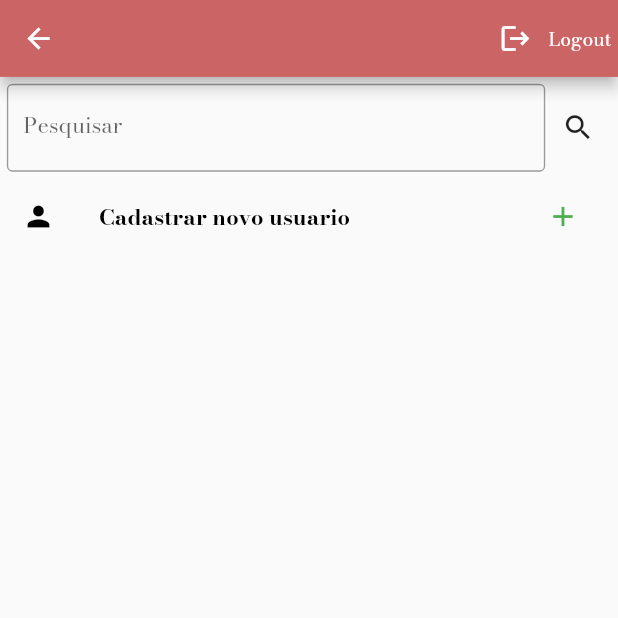
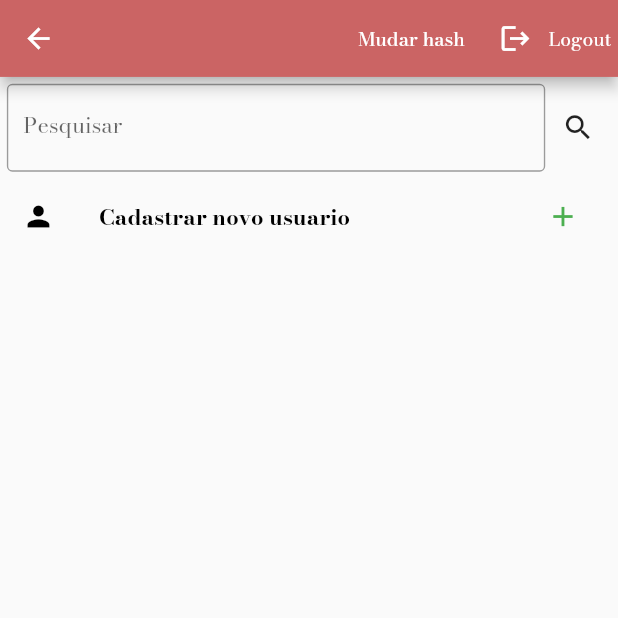
Before and after one commit to BrayanBertan/teste_jukebox, a Flutter app: the HomePage screen opened by its route, on a phone screen of 412 x 824 dp, the top half of it. Run offline on Flutter 3.47's test engine with Material 2 defaults, Android fonts, the phone set to English and light mode, and no system bars; our stand-ins replace auto_size_text, datetime_picker_formfield, dio, flutter_custom_clippers, flutter_mobx, flutter_modular and 3 more; accounts and stored records are empty; generated files the repository leaves out were written again; network calls fail.

Commit message:
hash adicionado na home

```diff
--- a/lib/views/home/home_view.dart
+++ b/lib/views/home/home_view.dart
@@ -6,6 +6,7 @@ import 'package:teste_jukebox/stores/cadastro_store.dart';
 import 'package:teste_jukebox/stores/login_store.dart';
 import 'package:teste_jukebox/stores/usuario_store.dart';
 import 'package:teste_jukebox/views/home/widgets/usuario_item.dart';
+import 'package:teste_jukebox/views/widgets/dialog_trocar_hash.dart';
 import 'package:teste_jukebox/views/widgets/logout.dart';
 
 class HomePage extends StatelessWidget {
@@ -18,7 +19,19 @@ class HomePage extends StatelessWidget {
     return Scaffold(
       appBar: AppBar(
         title: Text(Modular.get<LoginStore>().usuario.nome),
-        actions: [LogoutIconButton()],
+        actions: [
+          TextButton(
+            onPressed: () {
+              showDialog(
+                  context: context, builder: (context) => DialogTrocarHash());
+            },
+            child: Text(
+              'Mudar hash',
+              style: TextStyle(color: Colors.white),
+            ),
+          ),
+          LogoutIconButton()
+        ],
       ),
       body: Align(
           alignment: isSmallDevice ? Alignment.topCenter : Alignment.center,
```
